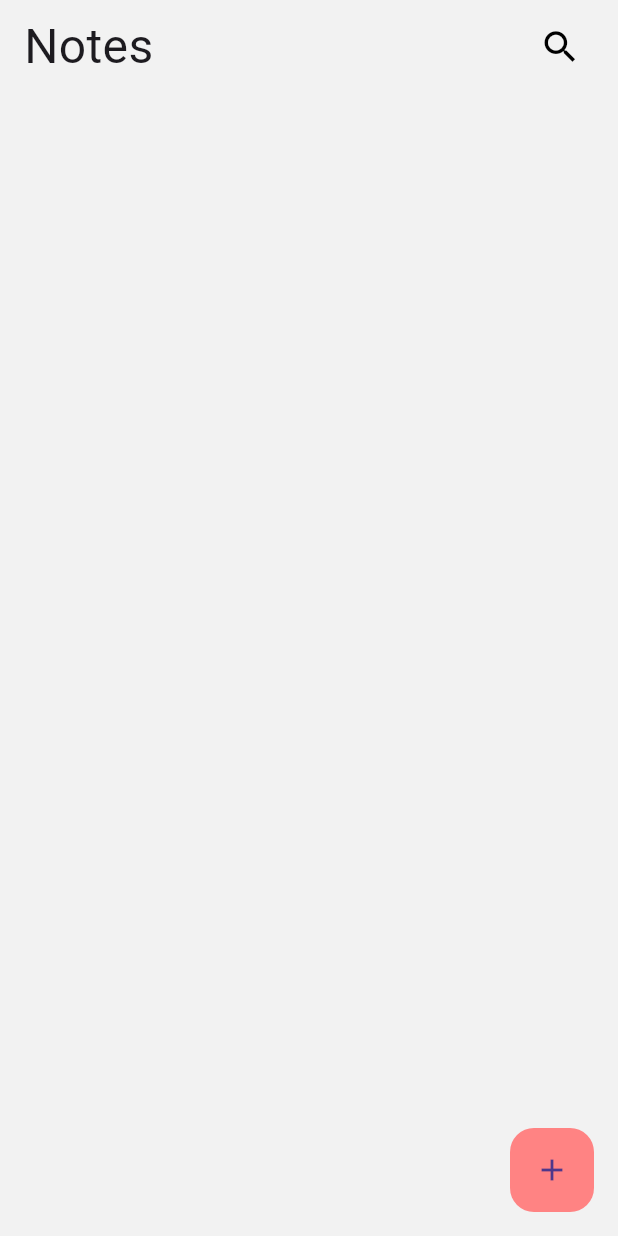
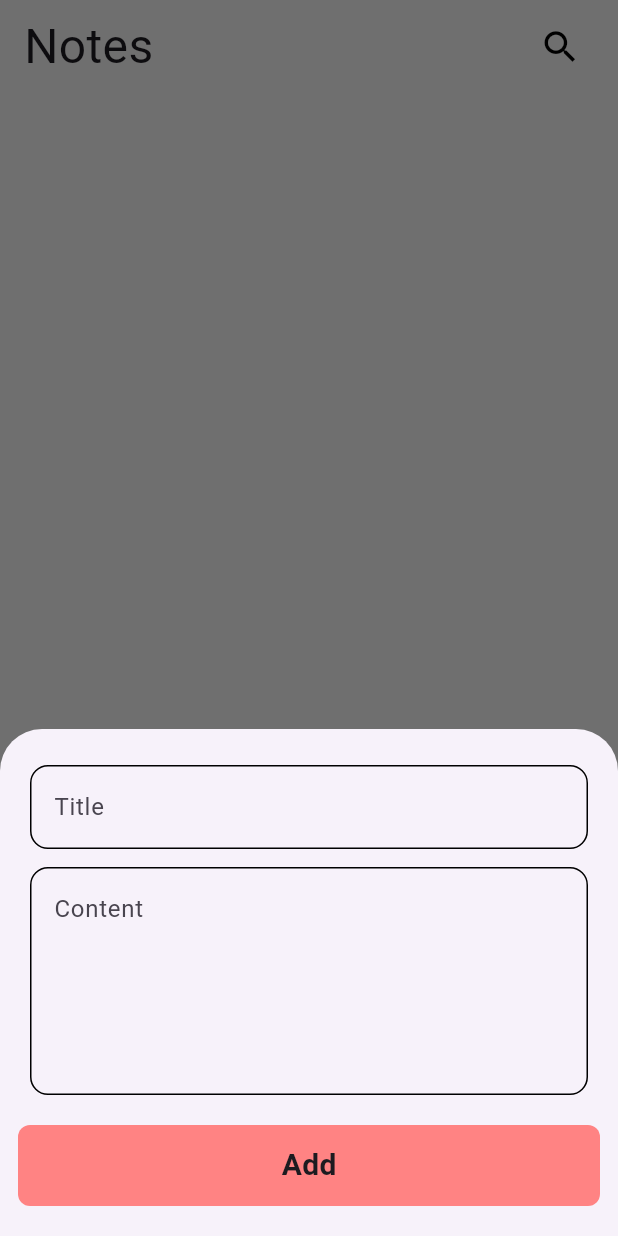
Before and after one commit to Mareamkhaled/Notes_APP, a Flutter app: the HomeScreen screen opened directly, after a tap on the "add" icon, on a phone screen of 412 x 824 dp. Run offline on Flutter 3.47's test engine with Material 3 defaults, Android fonts, the phone set to English and light mode, and no system bars.

Commit message:
bottom sheet

```diff
--- a/lib/views/screens/home_screen.dart
+++ b/lib/views/screens/home_screen.dart
@@ -1,5 +1,6 @@
 import 'package:flutter/material.dart';
 import 'package:notes_app/constants/my_colors.dart';
+import 'package:notes_app/views/widgets/custom_bottom_sheet.dart';
 import 'package:notes_app/views/widgets/notes_body_widget.dart';
 
 class HomeScreen extends StatelessWidget {
@@ -17,10 +18,13 @@ class HomeScreen extends StatelessWidget {
         backgroundColor: MyColors.myBink,
         elevation: 0,
         onPressed: () {
-
+        showModalBottomSheet(context: context, builder: (context) {
+          return CustomBottomSheet();
+        },);
       },child: Icon(Icons.add),),
 
       body: NotesBodyWidget(),
+
     );
   }
 }
--- /dev/null
+++ b/lib/views/widgets/add_notes_form_field.dart
@@ -0,0 +1,54 @@
+import 'package:flutter/material.dart';
+import 'package:notes_app/views/widgets/custom_bottom.dart';
+import 'package:notes_app/views/widgets/custom_text_field.dart';
+
+class AddNotesFormField extends StatefulWidget {
+  const AddNotesFormField({super.key});
+
+  @override
+  State<AddNotesFormField> createState() => _AddNotesFormFieldState();
+}
+
+class _AddNotesFormFieldState extends State<AddNotesFormField> {
+  final GlobalKey<FormState> formKey = GlobalKey();
+  String? title, subTitle;
+  @override
+  Widget build(BuildContext context) {
+    return Form(
+        key: formKey,
+        child: Column(
+          children: [
+            SizedBox(
+              height: 24,
+            ),
+            Padding(
+              padding: EdgeInsets.symmetric(horizontal: 8),
+              child: CustomTextField(
+                hintText: "Title",
+                maxLine: 1,
+                onSaved: (val) {
+                  title = val;
+                },
+              ),
+            ),
+              SizedBox(
+              height: 12,
+            ),
+            Padding(
+              padding: EdgeInsets.symmetric(horizontal: 8),
+              child: CustomTextField(
+                hintText: "Content",
+                maxLine: 5,
+                onSaved: (val) {
+                  subTitle = val;
+                },
+              ),
+            ),
+            SizedBox(height: 20,),
+            CustomBottom(),
+            SizedBox(height: 20,),
+            // Padding(padding: EdgeInsets.all(8),child: CustomBottom(isLoading: ),)
+          ],
+        ));
+  }
+}
--- /dev/null
+++ b/lib/views/widgets/custom_bottom.dart
@@ -0,0 +1,27 @@
+import 'package:flutter/material.dart';
+import 'package:notes_app/constants/my_colors.dart';
+
+class CustomBottom extends StatelessWidget {
+  const CustomBottom({super.key, this.onTap});
+//  final bool isLoading;
+ final void Function()? onTap;
+  @override
+  Widget build(BuildContext context) {
+    return GestureDetector(
+      onTap: onTap,
+      child: Container(
+        width: MediaQuery.of(context).size.width,
+        height: 54,
+        decoration: BoxDecoration(
+          color: MyColors.myBink,
+          borderRadius:BorderRadius.circular(8)
+        ),
+        child: Center(
+          child:Text("Add",
+          style: TextStyle(fontSize: 20,
+          fontWeight: FontWeight.bold),),
+        ),
+      ),
+    );
+  }
+}
--- /dev/null
+++ b/lib/views/widgets/custom_bottom_sheet.dart
@@ -0,0 +1,19 @@
+import 'package:flutter/material.dart';
+import 'package:notes_app/views/widgets/add_notes_form_field.dart';
+
+class CustomBottomSheet extends StatelessWidget {
+  const CustomBottomSheet({super.key});
+
+  @override
+  Widget build(BuildContext context) {
+    return AbsorbPointer(
+      absorbing: true,
+      child: Padding(
+        padding: EdgeInsets.only(left: 12, right: 12),
+        child: SingleChildScrollView(
+          child: AddNotesFormField(),
+        ),
+      ),
+    );
+  }
+}
--- /dev/null
+++ b/lib/views/widgets/custom_text_field.dart
@@ -0,0 +1,40 @@
+import 'package:flutter/material.dart';
+
+class CustomTextField extends StatelessWidget {
+  const CustomTextField({super.key, required this.hintText, required this.maxLine, this.onSaved, this.onChanged});
+  final String hintText;
+  final int maxLine;
+  final void Function(String?)? onSaved;
+  final void Function(String)? onChanged;
+
+  @override
+  Widget build(BuildContext context) {
+    return TextFormField(
+      onChanged: onChanged,
+      onSaved: onSaved,
+      maxLines: maxLine,
+      decoration: InputDecoration(
+        hintText: hintText,
+        border: borderCustom(),
+        enabledBorder: borderCustom(),
+        focusedBorder: borderCustom(Colors.lightBlue)
+      ),
+      validator: (value) {
+        if(value?.isEmpty ??true){
+          return "this field is required";
+        }
+        else{
+          return null;
+        }
+      },
+    );
+
+  }
+   OutlineInputBorder borderCustom([Color? color]){
+      return OutlineInputBorder(
+        borderRadius: BorderRadius.circular(12),borderSide: BorderSide(
+          color: color ?? Colors.black
+        )
+      );
+    }
+}
```
